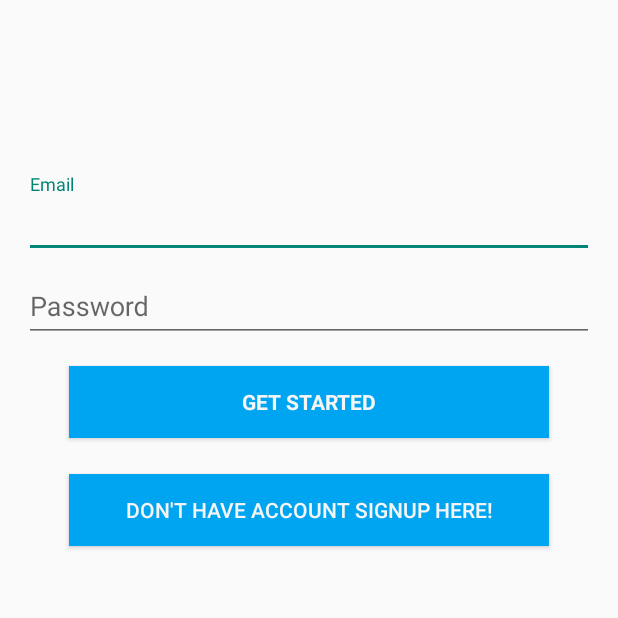
After one commit to ahmedelsalamony/Graduation_nano_program_ITI, an Android app: the LoginActivity screen opened directly, with no data from a screen before it, on a phone screen of 412 x 824 dp, the top half of it. The commit adds this screen. Run offline under Robolectric (Android 15) with nearby library versions, the phone set to English and light mode, and no system bars.

Commit message:
amincommit1

```diff
--- a/app/src/main/java/com/example/itimobiletrack/graduation_nano_program_iti/MainActivity.java
+++ b/app/src/main/java/com/example/itimobiletrack/graduation_nano_program_iti/MainActivity.java
@@ -1,5 +1,6 @@
 package com.example.itimobiletrack.graduation_nano_program_iti;
 
+import android.content.Intent;
 import android.support.v4.content.ContextCompat;
 import android.support.v7.app.AppCompatActivity;
 import android.os.Bundle;
@@ -17,5 +18,6 @@ public class MainActivity extends AppCompatActivity {
 
 
 
+        Toast.makeText(this,"Main Activity",Toast.LENGTH_SHORT).show();
     }
 }
--- a/app/src/main/java/com/example/itimobiletrack/graduation_nano_program_iti/SplashActivity.java
+++ b/app/src/main/java/com/example/itimobiletrack/graduation_nano_program_iti/SplashActivity.java
@@ -60,7 +60,7 @@ public class SplashActivity extends AwesomeSplash {
     //--------------------this refer to the next screen after splash screen finished----------------------//
     @Override
     public void animationsFinished() {
-        Intent i =new Intent(SplashActivity.this,Registeration.class);
+        Intent i =new Intent(SplashActivity.this,LoginActivity.class);
         startActivity(i);
     }
 }
--- /dev/null
+++ b/app/src/main/res/layout/activity_login.xml
@@ -0,0 +1,95 @@
+<LinearLayout xmlns:android="http://schemas.android.com/apk/res/android"
+    xmlns:tools="http://schemas.android.com/tools"
+    android:layout_width="match_parent"
+    android:layout_height="match_parent"
+    android:gravity="center_horizontal"
+    android:orientation="vertical"
+    android:paddingBottom="@dimen/activity_vertical_margin"
+    android:paddingLeft="@dimen/activity_horizontal_margin"
+    android:paddingRight="@dimen/activity_horizontal_margin"
+    android:paddingTop="@dimen/activity_vertical_margin"
+    tools:context="com.example.itimobiletrack.graduation_nano_program_iti.LoginActivity">
+
+    <!-- Login progress -->
+    <ProgressBar
+        android:id="@+id/login_progress"
+        style="?android:attr/progressBarStyleLarge"
+        android:layout_width="wrap_content"
+        android:layout_height="wrap_content"
+        android:layout_marginBottom="8dp"
+        android:visibility="gone"
+        android:layout_marginTop="60dp"/>
+
+    <ScrollView
+        android:id="@+id/login_form"
+        android:layout_width="match_parent"
+        android:layout_height="match_parent"
+        android:layout_marginTop="100dp">
+
+        <LinearLayout
+            android:id="@+id/email_login_form"
+            android:layout_width="match_parent"
+            android:layout_height="wrap_content"
+            android:orientation="vertical">
+
+            <android.support.design.widget.TextInputLayout
+                android:layout_width="match_parent"
+                android:layout_height="wrap_content">
+
+                <AutoCompleteTextView
+                    android:id="@+id/email"
+                    android:layout_width="match_parent"
+                    android:layout_height="wrap_content"
+                    android:hint="@string/prompt_email"
+                    android:inputType="textEmailAddress"
+                    android:maxLines="1"
+                    android:singleLine="true" />
+
+            </android.support.design.widget.TextInputLayout>
+
+            <android.support.design.widget.TextInputLayout
+                android:layout_width="match_parent"
+                android:layout_height="wrap_content">
+
+                <EditText
+                    android:id="@+id/password"
+                    android:layout_width="match_parent"
+                    android:layout_height="wrap_content"
+                    android:hint="Password"
+                    android:imeActionId="@+id/login"
+                    android:imeActionLabel="@string/action_sign_in_short"
+                    android:imeOptions="actionUnspecified"
+                    android:inputType="textPassword"
+                    android:maxLines="1"
+                    android:singleLine="true" />
+
+            </android.support.design.widget.TextInputLayout>
+
+            <Button
+                android:id="@+id/email_sign_in_button"
+                style="?android:textAppearanceSmall"
+                android:layout_width="match_parent"
+                android:layout_height="wrap_content"
+                android:layout_marginTop="16dp"
+                android:text="Get Started"
+                android:background="#00A5F1"
+                android:textColor="@color/WhiteSmoke"
+                android:layout_marginLeft="30dp"
+                android:layout_marginRight="30dp"
+                android:textStyle="bold"/>
+
+            <android.support.v7.widget.AppCompatButton
+                android:id="@+id/signUp"
+                android:layout_width="fill_parent"
+                android:layout_height="wrap_content"
+                android:layout_marginTop="24dp"
+                android:layout_marginBottom="24dp"
+                android:layout_marginLeft="30dp"
+                android:layout_marginRight="30dp"
+                android:background="#00A5F1"
+                android:textColor="@color/WhiteSmoke"
+                android:text="Don't have account Signup here!"/>
+
+        </LinearLayout>
+    </ScrollView>
+</LinearLayout>
--- a/app/src/main/res/values/strings.xml
+++ b/app/src/main/res/values/strings.xml
@@ -18,4 +18,18 @@
         <item>@color/DodgerBlue</item>
         <item>@color/YellowGreen</item>
     </string-array>
+    <string name="title_activity_login">Sign in</string>
+
+    <!-- Strings related to login -->
+    <string name="prompt_email">Email</string>
+    <string name="prompt_password">Password (optional)</string>
+    <string name="action_sign_in">Sign in or register</string>
+    <string name="action_sign_in_short">Sign in</string>
+    <string name="error_invalid_email">This email address is invalid</string>
+    <string name="error_invalid_password">This password is too short</string>
+    <string name="error_incorrect_password">This password is incorrect</string>
+    <string name="error_field_required">This field is required</string>
+    <string name="permission_rationale">"Contacts permissions are needed for providing email
+        completions."
+    </string>
 </resources>
```
Also changed, not shown: app/src/main/AndroidManifest.xml (+12 -3 lines), app/src/main/java/com/example/itimobiletrack/graduation_nano_program_iti/LoginActivity.java (added, +196 -0 lines).
